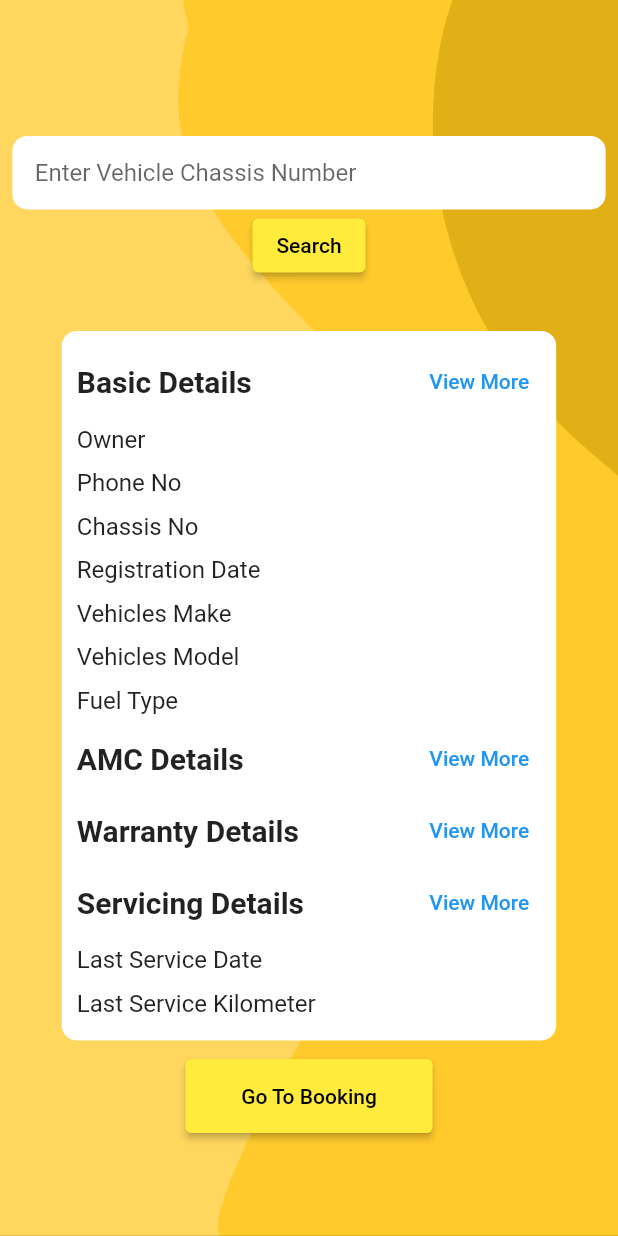
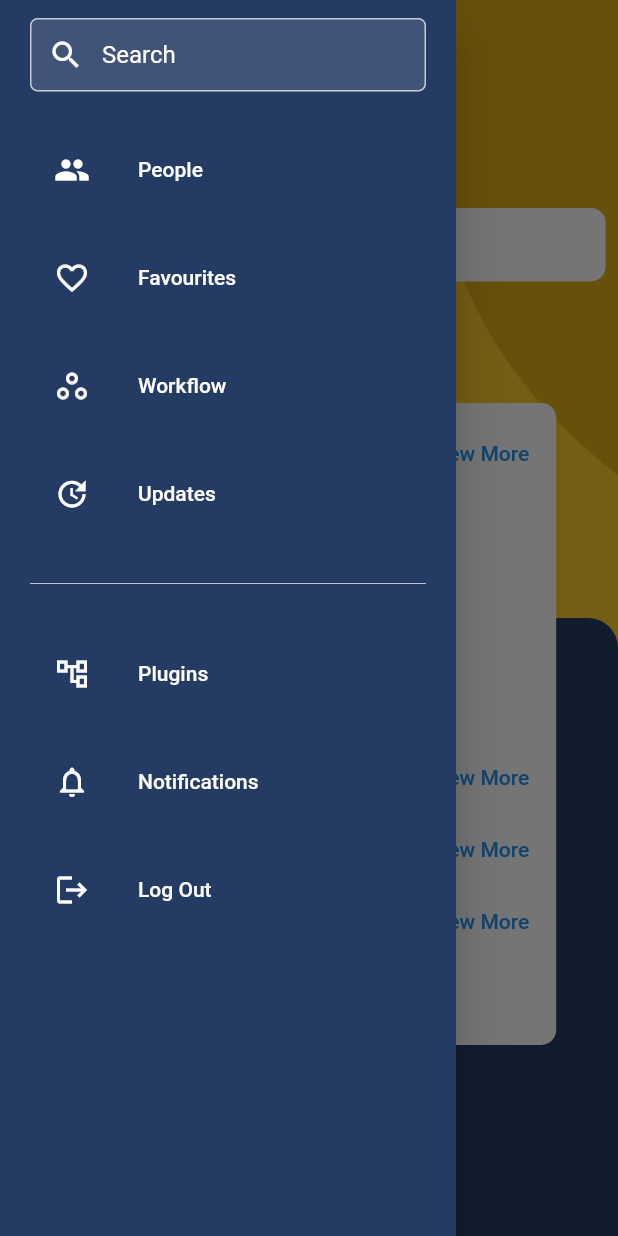
Before and after one commit to SwagatGogoi110/amc-clone, a Flutter app: the DetailsScreen screen opened directly, with the side drawer open (before the commit the screen has no drawer), on a phone screen of 412 x 824 dp. Run offline on Flutter 3.47's test engine with Material 2 defaults, Android fonts, the phone set to English and light mode, and no system bars.

Commit message:
Navigation Drawer added

```diff
--- a/lib/screens/details_page.dart
+++ b/lib/screens/details_page.dart
@@ -1,10 +1,11 @@
+import 'package:amcdemo/widgets/navigation_drawer.dart';
 import 'package:flutter/material.dart';
 
 class DetailsScreen extends StatefulWidget {
-  const DetailsScreen({super.key});
+  const DetailsScreen({Key? key}) : super(key: key);
 
   @override
-  State<DetailsScreen> createState() => _DetailsScreenState();
+  _DetailsScreenState createState() => _DetailsScreenState();
 }
 
 class _DetailsScreenState extends State<DetailsScreen> {
@@ -14,54 +15,81 @@ class _DetailsScreenState extends State<DetailsScreen> {
   bool amcValid = true;
   bool warrantyValid = true;
 
+  late double deviceHeight;
+  late double deviceWidth;
+
+  final GlobalKey<ScaffoldState> _scaffoldKey = GlobalKey<ScaffoldState>();
+
+  @override
+  @override
+  void initState() {
+    super.initState();
+    WidgetsBinding.instance!.addPostFrameCallback((_) {
+      final size = MediaQuery.of(context).size;
+      setState(() {
+        deviceHeight = size.height;
+        deviceWidth = size.width;
+      });
+    });
+  }
+
   @override
   Widget build(BuildContext context) {
-    final deviceHeight = MediaQuery.of(context).size.height;
-    final deviceWidth = MediaQuery.of(context).size.width;
+    if (deviceHeight == null || deviceWidth == null) {
+      return Container();
+    }
 
     return Scaffold(
-      body: _buildBottom(MediaQuery.of(context).size),
-    );
-  }
-
-  Widget _buildBottom(Size mediaSize) {
-    return SingleChildScrollView(
-      child: ConstrainedBox(
-        constraints: BoxConstraints(
-          minHeight: mediaSize.height,
+      key: _scaffoldKey,
+      body: Stack(
+        children: [
+          Positioned.fill(
+            child: Container(
+              decoration: const BoxDecoration(
+                image: DecorationImage(
+                  image: AssetImage("assets/bgYellow.png"),
+                  fit: BoxFit.cover,
                 ),
-        child: Stack(
-          children: [
-            Container(
-              height: mediaSize.height * 0.5,
-              width: mediaSize.width,
-              decoration: BoxDecoration(
-                color: const Color(0xFF243C63),
+              ),
+            ),
+          ),
+          Positioned(
+            bottom: 0,
+            left: 0,
+            right: 0,
+            child: Container(
+              height: deviceHeight * 0.5,
+              decoration: const BoxDecoration(
+                color: Color(0xFF243C63),
                 borderRadius: BorderRadius.only(
                   topLeft: Radius.circular(20),
                   topRight: Radius.circular(20),
                 ),
               ),
             ),
-            Container(
-              height: mediaSize.height,
-              width: mediaSize.width,
-              decoration: BoxDecoration(
-                image: DecorationImage(
-                  image: AssetImage("assets/bgYellow.png"),
-                  fit: BoxFit.cover,
           ),
-              ),
-            ),
-            Padding(
-              padding: EdgeInsets.only(top: mediaSize.height * 0.1),
+          Positioned(
+            top: deviceHeight * 0.1,
+            left: 0,
+            right: 0,
+            child: SingleChildScrollView(
               child: Column(
                 mainAxisAlignment: MainAxisAlignment.center,
                 crossAxisAlignment: CrossAxisAlignment.center,
                 children: [
-                  // Search Container
+                  Row(
+                    mainAxisAlignment: MainAxisAlignment.spaceBetween,
+                    children: [
+                      IconButton(
+                        onPressed: () {
+                          _scaffoldKey.currentState!.openDrawer();
+                        },
+                        icon: const Icon(Icons.menu, size: 35,),
+                      ),
+                    ],
+                  ),
                   Padding(
-                    padding: EdgeInsets.all(mediaSize.height * 0.01),
+                    padding: EdgeInsets.all(deviceHeight * 0.01),
                     child: Column(
                       children: [
                         TextFormField(
@@ -70,50 +98,52 @@ class _DetailsScreenState extends State<DetailsScreen> {
                             filled: true,
                             fillColor: Colors.white,
                             hintText: 'Enter Vehicle Chassis Number',
-                            contentPadding: EdgeInsets.all(15),
+                            contentPadding: const EdgeInsets.all(15),
                             border: OutlineInputBorder(
                               borderRadius: BorderRadius.circular(10),
                               borderSide: BorderSide.none,
                             ),
                             focusedBorder: OutlineInputBorder(
                               borderRadius: BorderRadius.circular(10),
-                              borderSide: BorderSide(color: Colors.blue),
+                              borderSide: const BorderSide(color: Colors.blue),
                             ),
                           ),
                         ),
                         ElevatedButton(
                           onPressed: () {
                             // Handle search functionality
-                            debugPrint("ChassisNumber: ${chassisController.text}");
+                            debugPrint(
+                                "ChassisNumber: ${chassisController.text}");
                           },
-                          child: Text(
+                          style: ElevatedButton.styleFrom(
+                            backgroundColor: Colors.yellow,
+                          ),
+                          child: const Text(
                             'Search',
                             style: TextStyle(color: Colors.black),
-                          ),
-                          style: ElevatedButton.styleFrom(
-                            backgroundColor: Colors.yellow,
                           ),
                         ),
                       ],
                     ),
                   ),
-
-                  // Details Container
                   Container(
                     decoration: BoxDecoration(
                       color: Colors.white,
                       borderRadius: BorderRadius.circular(10),
                     ),
-                    width: mediaSize.width * 0.8,
-                    padding: EdgeInsets.symmetric(vertical: 10, horizontal: 10),
+                    width: deviceWidth * 0.8,
+                    padding: const EdgeInsets.symmetric(
+                        vertical: 10, horizontal: 10),
                     margin: EdgeInsets.only(
-                        top: mediaSize.height * 0.03, bottom: mediaSize.height * 0.015),
+                        top: deviceHeight * 0.03, bottom: deviceHeight * 0.015),
                     child: Column(
                       crossAxisAlignment: CrossAxisAlignment.center,
                       children: [
                         Visibility(
                           visible: showViewMore,
-                            child: _buildDetailsBlock('Basic Details', [
+                          child: _buildDetailsBlock(
+                              'Basic Details',
+                              [
                                 'Owner',
                                 'Phone No',
                                 'Chassis No',
@@ -121,59 +151,53 @@ class _DetailsScreenState extends State<DetailsScreen> {
                                 'Vehicles Make',
                                 'Vehicles Model',
                                 'Fuel Type',
-                            ]),),
-                        // Basic Details
-
-
-                        // AMC Details
+                              ],
+                              showViewMore),
+                        ),
                         Visibility(
-                          visible: amcValid, // Replace with your own condition
-                          child: _buildDetailsBlock('AMC Details', []),
+                          visible: amcValid,
+                          child:
+                              _buildDetailsBlock('AMC Details', [], !amcValid),
                         ),
-
-                        // Warranty Details
                         Visibility(
-                          visible: warrantyValid, // Replace with your own condition
-                          child: _buildDetailsBlock('Warranty Details', []),
+                          visible: warrantyValid,
+                          child: _buildDetailsBlock(
+                              'Warranty Details', [], !warrantyValid),
                         ),
-
-                        // Servicing Details
                         Visibility(
-                          visible: showViewMore, // Replace with your own condition
-                          child: _buildDetailsBlock('Servicing Details', [
-                            'Last Service Date',
-                            'Last Service Kilometer',
-                          ]),
+                          visible: showViewMore,
+                          child: _buildDetailsBlock(
+                              'Servicing Details',
+                              ['Last Service Date', 'Last Service Kilometer'],
+                              showViewMore),
                         ),
                       ],
                     ),
                   ),
-
-                  // Go to Booking Button
                   ElevatedButton(
                     onPressed: () {
                       // Handle go to booking functionality
                     },
-                    child: Text(
+                    style: ElevatedButton.styleFrom(
+                      backgroundColor: Colors.yellow,
+                      minimumSize: Size(deviceWidth * 0.4, deviceWidth * 0.12),
+                    ),
+                    child: const Text(
                       'Go To Booking',
                       style: TextStyle(color: Colors.black),
-                    ),
-                    style: ElevatedButton.styleFrom(
-                      backgroundColor: Colors.yellow,
-                      minimumSize: Size(mediaSize.width * 0.4, mediaSize.width * 0.12),
                     ),
                   ),
                 ],
               ),
             ),
+          ),
         ],
       ),
-      ),
+      drawer: CustomNavigationDrawer(),
     );
   }
 
-
-  Widget _buildDetailsBlock(String title, List<String> details) {
+  Widget _buildDetailsBlock(String title, List<String> details, bool isValid) {
     return Column(
       crossAxisAlignment: CrossAxisAlignment.start,
       children: [
@@ -182,11 +206,23 @@ class _DetailsScreenState extends State<DetailsScreen> {
           children: [
             Text(
               title,
-              style: TextStyle(
-                fontSize: 20,
+              style: const TextStyle(
+                fontSize: 16,
                 fontWeight: FontWeight.bold,
               ),
             ),
+            Row(
+              children: [
+                Text(
+                  title == 'Warranty Details'
+                      ? (isValid ? 'Active' : 'Expired')
+                      : (isValid ? 'Valid' : 'Invalid'),
+                  style: TextStyle(
+                    color: isValid ? Colors.green : Colors.red,
+                    fontWeight: FontWeight.bold,
+                  ),
+                ),
+                const SizedBox(width: 10),
                 TextButton(
                   onPressed: () {
                     showDialog(
@@ -197,21 +233,24 @@ class _DetailsScreenState extends State<DetailsScreen> {
                           content: Column(
                             mainAxisSize: MainAxisSize.min,
                             crossAxisAlignment: CrossAxisAlignment.start,
-                        children: details.map((detail) => Text(detail)).toList(),
+                            children:
+                                details.map((detail) => Text(detail)).toList(),
                           ),
                           actions: [
                             TextButton(
                               onPressed: () {
                                 Navigator.of(context).pop();
                               },
-                          child: Text('Close'),
+                              child: const Text('Close'),
                             ),
                           ],
                         );
                       },
                     );
                   },
-              child: Text('View More'),
+                  child: const Text('View More'),
+                ),
+              ],
             ),
           ],
         ),
@@ -225,7 +264,7 @@ class _DetailsScreenState extends State<DetailsScreen> {
                     alignment: Alignment.centerLeft,
                     child: Text(
                       detail,
-                  style: TextStyle(fontSize: 16),
+                      style: const TextStyle(fontSize: 12),
                     ),
                   ),
                 ),
@@ -235,5 +274,4 @@ class _DetailsScreenState extends State<DetailsScreen> {
       ],
     );
   }
-
 }
--- /dev/null
+++ b/lib/widgets/navigation_drawer.dart
@@ -0,0 +1,170 @@
+import 'package:amcdemo/screens/login_page.dart';
+import 'package:flutter/material.dart';
+
+class CustomNavigationDrawer extends StatelessWidget {
+  final padding = const EdgeInsets.symmetric(horizontal: 20);
+  @override
+  Widget build(BuildContext context) {
+
+
+    return Drawer(
+      child: Material(
+        color: const Color(0xFF243C63),
+        child: ListView(
+          children: <Widget>[
+
+            Container(
+              padding: padding,
+              child: Column(
+                children: [
+                  const SizedBox(height: 12),
+                  buildSearchField(),
+                  const SizedBox(height: 24),
+                  buildMenuItem(
+                    text: 'People',
+                    icon: Icons.people,
+                    onClicked: () => selectedItem(context, 0),
+                  ),
+                  const SizedBox(height: 16),
+                  buildMenuItem(
+                    text: 'Favourites',
+                    icon: Icons.favorite_border,
+                    onClicked: () => selectedItem(context, 1),
+                  ),
+                  const SizedBox(height: 16),
+                  buildMenuItem(
+                    text: 'Workflow',
+                    icon: Icons.workspaces_outline,
+                    onClicked: () => selectedItem(context, 2),
+                  ),
+                  const SizedBox(height: 16),
+                  buildMenuItem(
+                    text: 'Updates',
+                    icon: Icons.update,
+                    onClicked: () => selectedItem(context, 3),
+                  ),
+                  const SizedBox(height: 24),
+                  const Divider(color: Colors.white70),
+                  const SizedBox(height: 24),
+                  buildMenuItem(
+                    text: 'Plugins',
+                    icon: Icons.account_tree_outlined,
+                    onClicked: () => selectedItem(context, 4),
+                  ),
+                  const SizedBox(height: 16),
+                  buildMenuItem(
+                    text: 'Notifications',
+                    icon: Icons.notifications_outlined,
+                    onClicked: () => selectedItem(context, 5),
+                  ),
+                  const SizedBox(height: 16),
+                  buildMenuItem(
+                    text: 'Log Out',
+                    icon: Icons.logout,
+                    onClicked: () => selectedItem(context, 6),
+                  ),
+                ],
+              ),
+            ),
+          ],
+        ),
+      ),
+    );
+  }
+
+  Widget buildHeader({
+    required String urlImage,
+    required String name,
+    required String email,
+    required VoidCallback onClicked,
+  }) =>
+      InkWell(
+        onTap: onClicked,
+        child: Container(
+          padding: padding.add(const EdgeInsets.symmetric(vertical: 40)),
+          child: Row(
+            children: [
+              CircleAvatar(radius: 30, backgroundImage: NetworkImage(urlImage)),
+              const SizedBox(width: 20),
+              Column(
+                crossAxisAlignment: CrossAxisAlignment.start,
+                children: [
+                  Text(
+                    name,
+                    style: const TextStyle(fontSize: 20, color: Colors.white),
+                  ),
+                  const SizedBox(height: 4),
+                  Text(
+                    email,
+                    style: const TextStyle(fontSize: 14, color: Colors.white),
+                  ),
+                ],
+              ),
+              const Spacer(),
+              const CircleAvatar(
+                radius: 24,
+                backgroundColor: Color.fromRGBO(30, 60, 168, 1),
+                child: Icon(Icons.add_comment_outlined, color: Colors.white),
+              )
+            ],
+          ),
+        ),
+      );
+
+  Widget buildSearchField() {
+    const color = Colors.white;
+
+    return TextField(
+      style: const TextStyle(color: color),
+      decoration: InputDecoration(
+        contentPadding: const EdgeInsets.symmetric(horizontal: 20, vertical: 15),
+        hintText: 'Search',
+        hintStyle: const TextStyle(color: color),
+        prefixIcon: const Icon(Icons.search, color: color),
+        filled: true,
+        fillColor: Colors.white12,
+        enabledBorder: OutlineInputBorder(
+          borderRadius: BorderRadius.circular(5),
+          borderSide: BorderSide(color: color.withOpacity(0.7)),
+        ),
+        focusedBorder: OutlineInputBorder(
+          borderRadius: BorderRadius.circular(5),
+          borderSide: BorderSide(color: color.withOpacity(0.7)),
+        ),
+      ),
+    );
+  }
+
+  Widget buildMenuItem({
+    required String text,
+    required IconData icon,
+    VoidCallback? onClicked,
+  }) {
+    const color = Colors.white;
+    const hoverColor = Colors.white70;
+
+    return ListTile(
+      leading: Icon(icon, color: color),
+      title: Text(text, style: const TextStyle(color: color)),
+      hoverColor: hoverColor,
+      onTap: onClicked,
+    );
+  }
+
+  void selectedItem(BuildContext context, int index) {
+    Navigator.of(context).pop();
+
+    switch (index) {
+      case 0:
+        Navigator.of(context).push(MaterialPageRoute(
+          builder: (context) => const LoginPage(),
+        ));
+        break;
+      case 6:
+        Navigator.of(context).push(MaterialPageRoute(
+          builder: (context) => const LoginPage(),
+        ));
+        break;
+    }
+  }
+}
```
Lines whose indentation alone changed are shown as unchanged.
